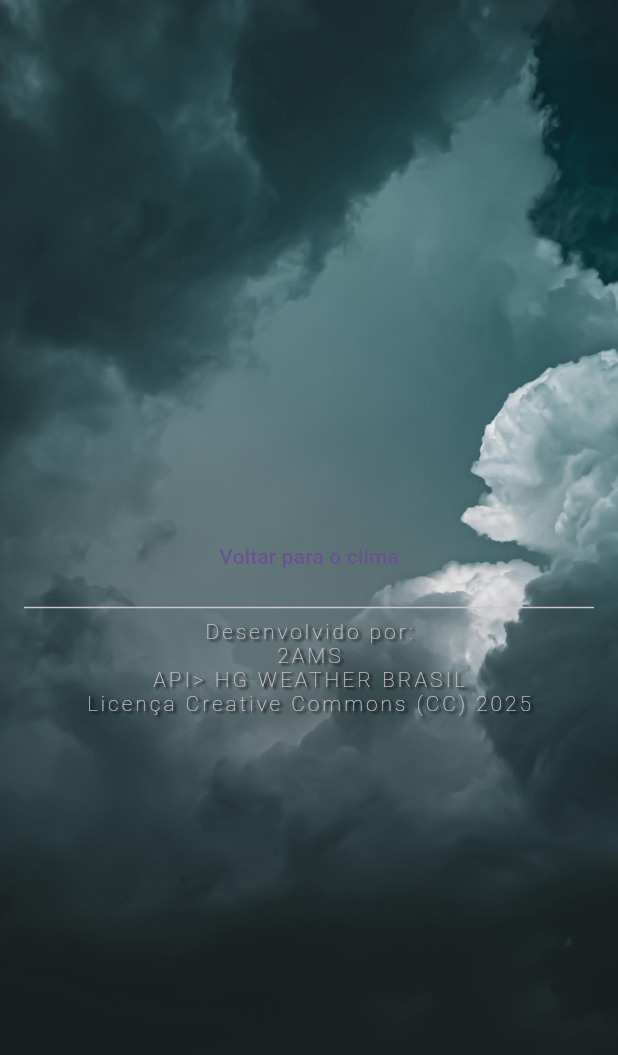
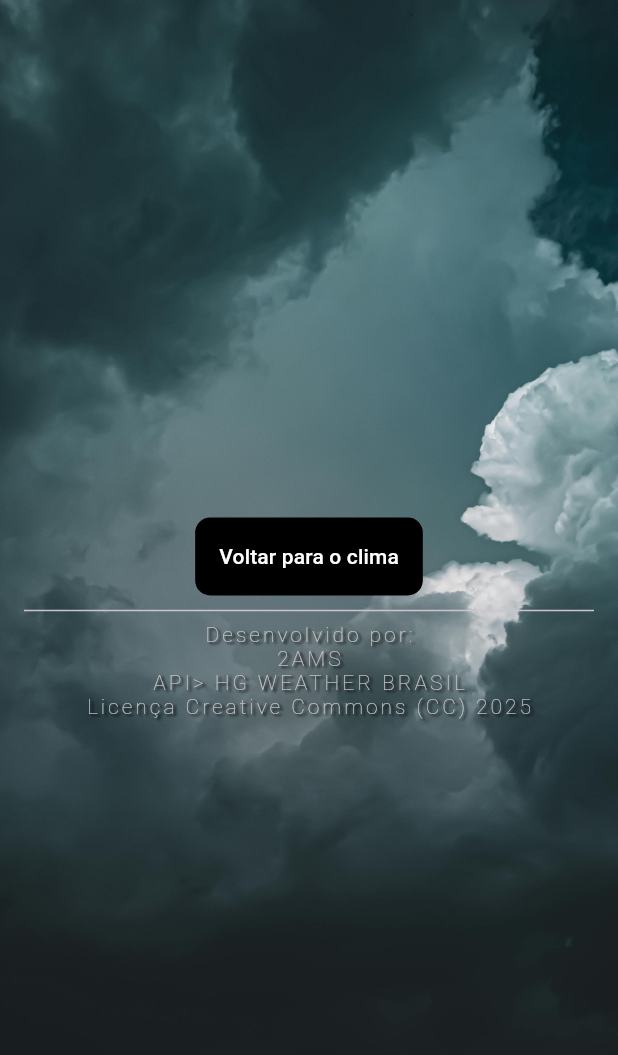
Before and after one commit to RaiFM/weather_station, a Flutter app: the SettingsPage widget shown alone on an empty page, opened directly, on a phone screen of 412 x 824 dp. Shown: the top 1055 px of the screen. Run offline on Flutter 3.47's test engine with Material 3 defaults, Android fonts, the phone set to English and light mode, and no system bars; our stand-ins replace cloud_firestore, firebase_core, geolocator, google_fonts; accounts and stored records are empty; Roboto replaces fonts that are missing (Roboto Flex).

Commit message:
adicionando formatação para informações do software

```diff
--- a/lib/ui/pages/settings_page.dart
+++ b/lib/ui/pages/settings_page.dart
@@ -42,9 +42,22 @@ class _SettingsPageState extends State<SettingsPage> {
               crossAxisAlignment: CrossAxisAlignment.center,
               mainAxisAlignment: MainAxisAlignment.center,
               children: [
-                TextButton(onPressed: (){
-                  Navigator.pushReplacement(context, MaterialPageRoute(builder:(context)=> const WeatherHomePage()));
-                }, child: const Text("Voltar para o clima")),
+                TextButton(
+                  onPressed: (){
+                    Navigator.pushReplacement(
+                      context,
+                      MaterialPageRoute(builder:(context)=> const WeatherHomePage(),),);
+                  },
+                  style: ButtonStyle(
+                    backgroundColor:const  WidgetStatePropertyAll(Colors.black),
+                    foregroundColor: const WidgetStatePropertyAll(Colors.white),
+                    padding: const WidgetStatePropertyAll(EdgeInsets.all(16)),
+                    shape: WidgetStatePropertyAll(RoundedRectangleBorder(borderRadius: BorderRadius.circular(10)))
+                  ),
+                  child: const Text(
+                    "Voltar para o clima",
+                    ),
+                  ),
                 const SizedBox(height: 2),
                 const Divider(),
                 const Text("Desenvolvido por:"),
```
